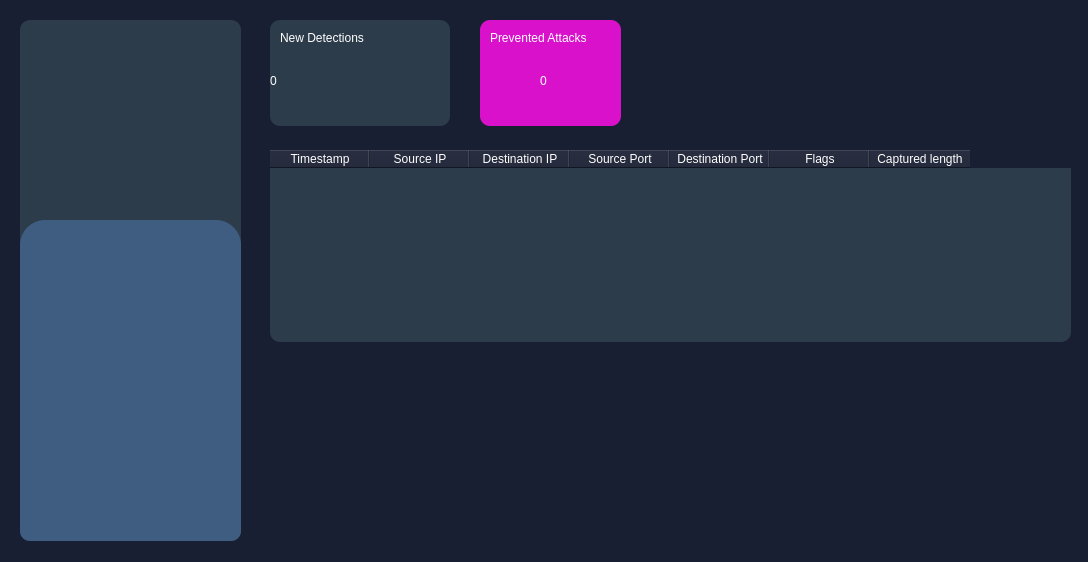
The window that WardenFort/WardenFort/wardenfort.ui (bibumu/WardenFort_Merge) describes before a commit, drawn with Qt 5.
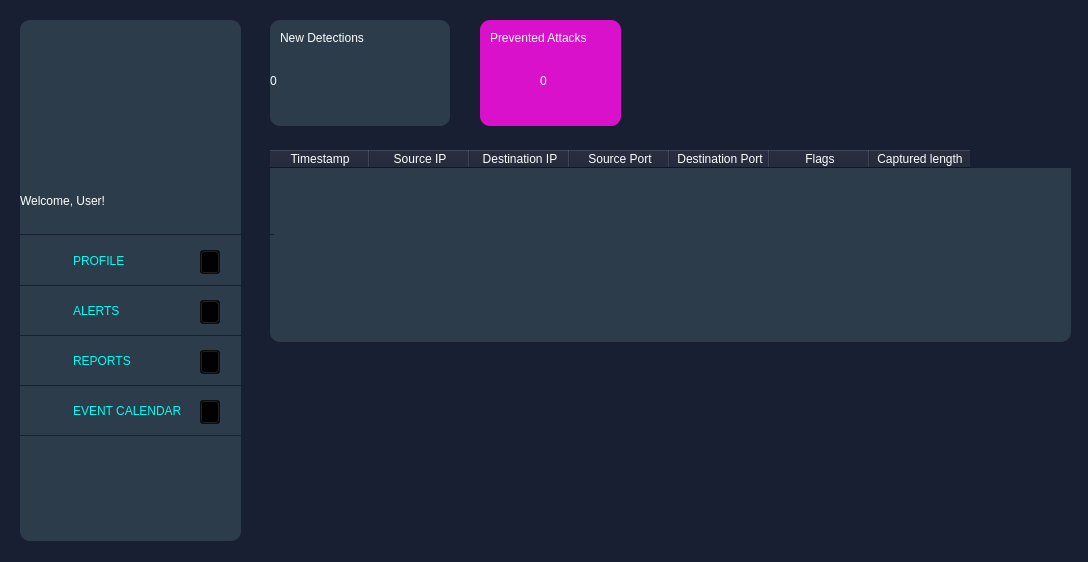
The same window after the commit. Icons and pictures are not drawn.

Diff of the .ui file:
```diff
--- a/WardenFort/WardenFort/wardenfort.ui
+++ b/WardenFort/WardenFort/wardenfort.ui
@@ -60,28 +60,63 @@
     <property name="frameShadow">
      <enum>QFrame::Raised</enum>
     </property>
-    <widget class="QFrame" name="frame_2">
+    <widget class="QLabel" name="frame_5">
+     <property name="geometry">
+      <rect>
+       <x>39</x>
+       <y>18</y>
+       <width>151</width>
+       <height>171</height>
+      </rect>
+     </property>
+     <property name="styleSheet">
+      <string notr="true">background-color: rgba(255, 255, 255, 0);</string>
+     </property>
+     <property name="text">
+      <string/>
+     </property>
+     <property name="pixmap">
+      <pixmap resource="wardenfort.qrc">:/wardenfort/frame.png</pixmap>
+     </property>
+    </widget>
+    <widget class="QLabel" name="welcome_text">
      <property name="geometry">
       <rect>
        <x>0</x>
-       <y>200</y>
+       <y>170</y>
        <width>221</width>
-       <height>321</height>
+       <height>21</height>
       </rect>
      </property>
      <property name="styleSheet">
-      <string notr="true">background-color: rgb(63, 93, 128);
-border-radius: 10px;
-border-top-left-radius: 25px;
-border-top-right-radius: 25px;
-border-bottom-left-radius: 10px;
-border-bottom-right-radius: 10px;</string>
+      <string notr="true">QLabel {
+    qproperty-alignment: AlignCenter;
+	font: 700 12pt &quot;Segoe UI&quot;;
+	color: rgb(255, 255, 255);
+	background-color: rgba(255, 255, 255, 0);
+}</string>
      </property>
-     <property name="frameShape">
-      <enum>QFrame::StyledPanel</enum>
+     <property name="text">
+      <string>Welcome, User!</string>
      </property>
-     <property name="frameShadow">
-      <enum>QFrame::Raised</enum>
+    </widget>
+    <widget class="QLabel" name="wardenfort">
+     <property name="geometry">
+      <rect>
+       <x>8</x>
+       <y>16</y>
+       <width>191</width>
+       <height>16</height>
+      </rect>
+     </property>
+     <property name="styleSheet">
+      <string notr="true">background-color: rgba(255, 255, 255, 0);</string>
+     </property>
+     <property name="text">
+      <string/>
+     </property>
+     <property name="pixmap">
+      <pixmap resource="wardenfort.qrc">:/wardenfort/wardenfort_word (1).png</pixmap>
      </property>
     </widget>
    </widget>
@@ -135,7 +170,7 @@
       <string/>
      </property>
      <property name="pixmap">
-      <pixmap>output-onlinepngtools.png</pixmap>
+      <pixmap>C:/Users/Admin/.designer/backup/output-onlinepngtools.png</pixmap>
      </property>
     </widget>
    </widget>
@@ -303,6 +338,608 @@
      <string>New Detections</string>
     </property>
    </widget>
+   <widget class="Line" name="line_2">
+    <property name="geometry">
+     <rect>
+      <x>10</x>
+      <y>260</y>
+      <width>257</width>
+      <height>50</height>
+     </rect>
+    </property>
+    <property name="styleSheet">
+     <string notr="true">background-color: rgba(255, 255, 255, 0);
+color: rgb(25, 31, 50);</string>
+    </property>
+    <property name="frameShadow">
+     <enum>QFrame::Plain</enum>
+    </property>
+    <property name="lineWidth">
+     <number>0</number>
+    </property>
+    <property name="midLineWidth">
+     <number>50</number>
+    </property>
+    <property name="orientation">
+     <enum>Qt::Horizontal</enum>
+    </property>
+   </widget>
+   <widget class="QLabel" name="report_text">
+    <property name="geometry">
+     <rect>
+      <x>73</x>
+      <y>350</y>
+      <width>60</width>
+      <height>21</height>
+     </rect>
+    </property>
+    <property name="styleSheet">
+     <string notr="true">background-color: rgba(255, 255, 255, 0);
+font: 700 8pt &quot;Segoe UI&quot;;
+color: rgb(1, 253, 245);</string>
+    </property>
+    <property name="text">
+     <string>REPORTS</string>
+    </property>
+   </widget>
+   <widget class="QLabel" name="cal_text">
+    <property name="geometry">
+     <rect>
+      <x>73</x>
+      <y>400</y>
+      <width>121</width>
+      <height>21</height>
+     </rect>
+    </property>
+    <property name="styleSheet">
+     <string notr="true">background-color: rgba(255, 255, 255, 0);
+font: 700 8pt &quot;Segoe UI&quot;;
+color: rgb(1, 253, 245);</string>
+    </property>
+    <property name="text">
+     <string>EVENT CALENDAR</string>
+    </property>
+   </widget>
+   <widget class="Line" name="line_4">
+    <property name="geometry">
+     <rect>
+      <x>10</x>
+      <y>360</y>
+      <width>257</width>
+      <height>50</height>
+     </rect>
+    </property>
+    <property name="styleSheet">
+     <string notr="true">background-color: rgba(255, 255, 255, 0);
+color: rgb(25, 31, 50);</string>
+    </property>
+    <property name="frameShadow">
+     <enum>QFrame::Plain</enum>
+    </property>
+    <property name="lineWidth">
+     <number>0</number>
+    </property>
+    <property name="midLineWidth">
+     <number>50</number>
+    </property>
+    <property name="orientation">
+     <enum>Qt::Horizontal</enum>
+    </property>
+   </widget>
+   <widget class="QPushButton" name="dd4">
+    <property name="geometry">
+     <rect>
+      <x>200</x>
+      <y>400</y>
+      <width>20</width>
+      <height>24</height>
+     </rect>
+    </property>
+    <property name="maximumSize">
+     <size>
+      <width>20</width>
+      <height>24</height>
+     </size>
+    </property>
+    <property name="cursor">
+     <cursorShape>PointingHandCursor</cursorShape>
+    </property>
+    <property name="styleSheet">
+     <string notr="true">QPushButton::indicator {
+    border: none; /* Remove border */
+}
+
+QPushButton {
+    background-color: transparent; /* Remove background color */
+}
+</string>
+    </property>
+    <property name="text">
+     <string/>
+    </property>
+    <property name="icon">
+     <iconset resource="wardenfort.qrc">
+      <normaloff>:/wardenfort/dd1.png</normaloff>:/wardenfort/dd1.png</iconset>
+    </property>
+    <property name="shortcut">
+     <string/>
+    </property>
+   </widget>
+   <widget class="QPushButton" name="dd7">
+    <property name="enabled">
+     <bool>true</bool>
+    </property>
+    <property name="geometry">
+     <rect>
+      <x>200</x>
+      <y>350</y>
+      <width>20</width>
+      <height>24</height>
+     </rect>
+    </property>
+    <property name="maximumSize">
+     <size>
+      <width>20</width>
+      <height>24</height>
+     </size>
+    </property>
+    <property name="cursor">
+     <cursorShape>PointingHandCursor</cursorShape>
+    </property>
+    <property name="styleSheet">
+     <string notr="true">QPushButton::indicator {
+    border: none; /* Remove border */
+}
+
+QPushButton {
+    background-color: transparent; /* Remove background color */
+}
+</string>
+    </property>
+    <property name="text">
+     <string/>
+    </property>
+    <property name="icon">
+     <iconset resource="wardenfort.qrc">
+      <normaloff>:/wardenfort/dd1_rotated.png</normaloff>:/wardenfort/dd1_rotated.png</iconset>
+    </property>
+    <property name="shortcut">
+     <string/>
+    </property>
+   </widget>
+   <widget class="Line" name="line_5">
+    <property name="geometry">
+     <rect>
+      <x>10</x>
+      <y>410</y>
+      <width>257</width>
+      <height>50</height>
+     </rect>
+    </property>
+    <property name="styleSheet">
+     <string notr="true">background-color: rgba(255, 255, 255, 0);
+color: rgb(25, 31, 55);</string>
+    </property>
+    <property name="frameShadow">
+     <enum>QFrame::Plain</enum>
+    </property>
+    <property name="lineWidth">
+     <number>0</number>
+    </property>
+    <property name="midLineWidth">
+     <number>50</number>
+    </property>
+    <property name="orientation">
+     <enum>Qt::Horizontal</enum>
+    </property>
+   </widget>
+   <widget class="Line" name="line_1">
+    <property name="geometry">
+     <rect>
+      <x>17</x>
+      <y>209</y>
+      <width>257</width>
+      <height>50</height>
+     </rect>
+    </property>
+    <property name="styleSheet">
+     <string notr="true">background-color: rgba(255, 255, 255, 0);
+color: rgb(25, 31, 50);</string>
+    </property>
+    <property name="frameShadow">
+     <enum>QFrame::Plain</enum>
+    </property>
+    <property name="lineWidth">
+     <number>0</number>
+    </property>
+    <property name="midLineWidth">
+     <number>50</number>
+    </property>
+    <property name="orientation">
+     <enum>Qt::Horizontal</enum>
+    </property>
+   </widget>
+   <widget class="QPushButton" name="dd1">
+    <property name="geometry">
+     <rect>
+      <x>200</x>
+      <y>250</y>
+      <width>20</width>
+      <height>24</height>
+     </rect>
+    </property>
+    <property name="maximumSize">
+     <size>
+      <width>20</width>
+      <height>24</height>
+     </size>
+    </property>
+    <property name="cursor">
+     <cursorShape>PointingHandCursor</cursorShape>
+    </property>
+    <property name="styleSheet">
+     <string notr="true">QPushButton::indicator {
+    border: none; /* Remove border */
+}
+
+QPushButton {
+    background-color: transparent; /* Remove background color */
+}
+</string>
+    </property>
+    <property name="text">
+     <string/>
+    </property>
+    <property name="icon">
+     <iconset resource="wardenfort.qrc">
+      <normaloff>:/wardenfort/dd1.png</normaloff>:/wardenfort/dd1.png</iconset>
+    </property>
+    <property name="shortcut">
+     <string/>
+    </property>
+   </widget>
+   <widget class="QLabel" name="user_icon">
+    <property name="geometry">
+     <rect>
+      <x>43</x>
+      <y>240</y>
+      <width>30</width>
+      <height>41</height>
+     </rect>
+    </property>
+    <property name="styleSheet">
+     <string notr="true">background-color: rgba(255, 255, 255, 0);</string>
+    </property>
+    <property name="text">
+     <string/>
+    </property>
+    <property name="pixmap">
+     <pixmap resource="wardenfort.qrc">:/wardenfort/user_icon.png</pixmap>
+    </property>
+   </widget>
+   <widget class="QPushButton" name="dd2">
+    <property name="geometry">
+     <rect>
+      <x>200</x>
+      <y>300</y>
+      <width>20</width>
+      <height>24</height>
+     </rect>
+    </property>
+    <property name="maximumSize">
+     <size>
+      <width>20</width>
+      <height>24</height>
+     </size>
+    </property>
+    <property name="cursor">
+     <cursorShape>PointingHandCursor</cursorShape>
+    </property>
+    <property name="styleSheet">
+     <string notr="true">QPushButton::indicator {
+    border: none; /* Remove border */
+}
+
+QPushButton {
+    background-color: transparent; /* Remove background color */
+}
+</string>
+    </property>
+    <property name="text">
+     <string/>
+    </property>
+    <property name="icon">
+     <iconset resource="wardenfort.qrc">
+      <normaloff>:/wardenfort/dd1.png</normaloff>:/wardenfort/dd1.png</iconset>
+    </property>
+    <property name="shortcut">
+     <string/>
+    </property>
+   </widget>
+   <widget class="QLabel" name="profile_text">
+    <property name="geometry">
+     <rect>
+      <x>73</x>
+      <y>250</y>
+      <width>60</width>
+      <height>21</height>
+     </rect>
+    </property>
+    <property name="styleSheet">
+     <string notr="true">background-color: rgba(255, 255, 255, 0);
+font: 700 8pt &quot;Segoe UI&quot;;
+color: rgb(1, 253, 245);</string>
+    </property>
+    <property name="text">
+     <string>PROFILE</string>
+    </property>
+   </widget>
+   <widget class="QLabel" name="cal_icon">
+    <property name="geometry">
+     <rect>
+      <x>40</x>
+      <y>394</y>
+      <width>41</width>
+      <height>31</height>
+     </rect>
+    </property>
+    <property name="styleSheet">
+     <string notr="true">background-color: rgba(255, 255, 255, 0);</string>
+    </property>
+    <property name="text">
+     <string/>
+    </property>
+    <property name="pixmap">
+     <pixmap resource="wardenfort.qrc">:/wardenfort/cal_icon.png</pixmap>
+    </property>
+   </widget>
+   <widget class="QLabel" name="alert_icon">
+    <property name="geometry">
+     <rect>
+      <x>41</x>
+      <y>291</y>
+      <width>21</width>
+      <height>41</height>
+     </rect>
+    </property>
+    <property name="styleSheet">
+     <string notr="true">background-color: rgba(255, 255, 255, 0);</string>
+    </property>
+    <property name="text">
+     <string/>
+    </property>
+    <property name="pixmap">
+     <pixmap resource="wardenfort.qrc">:/wardenfort/notif_icon.png</pixmap>
+    </property>
+   </widget>
+   <widget class="QPushButton" name="dd6">
+    <property name="enabled">
+     <bool>true</bool>
+    </property>
+    <property name="geometry">
+     <rect>
+      <x>200</x>
+      <y>300</y>
+      <width>20</width>
+      <height>24</height>
+     </rect>
+    </property>
+    <property name="maximumSize">
+     <size>
+      <width>20</width>
+      <height>24</height>
+     </size>
+    </property>
+    <property name="cursor">
+     <cursorShape>PointingHandCursor</cursorShape>
+    </property>
+    <property name="styleSheet">
+     <string notr="true">QPushButton::indicator {
+    border: none; /* Remove border */
+}
+
+QPushButton {
+    background-color: transparent; /* Remove background color */
+}
+</string>
+    </property>
+    <property name="text">
+     <string/>
+    </property>
+    <property name="icon">
+     <iconset resource="wardenfort.qrc">
+      <normaloff>:/wardenfort/dd1_rotated.png</normaloff>:/wardenfort/dd1_rotated.png</iconset>
+    </property>
+    <property name="shortcut">
+     <string/>
+    </property>
+   </widget>
+   <widget class="QLabel" name="alert_text">
+    <property name="geometry">
+     <rect>
+      <x>73</x>
+      <y>300</y>
+      <width>60</width>
+      <height>21</height>
+     </rect>
+    </property>
+    <property name="styleSheet">
+     <string notr="true">background-color: rgba(255, 255, 255, 0);
+font: 700 8pt &quot;Segoe UI&quot;;
+color: rgb(1, 253, 245);</string>
+    </property>
+    <property name="text">
+     <string>ALERTS</string>
+    </property>
+   </widget>
+   <widget class="QPushButton" name="dd3">
+    <property name="geometry">
+     <rect>
+      <x>200</x>
+      <y>350</y>
+      <width>20</width>
+      <height>24</height>
+     </rect>
+    </property>
+    <property name="maximumSize">
+     <size>
+      <width>20</width>
+      <height>24</height>
+     </size>
+    </property>
+    <property name="cursor">
+     <cursorShape>PointingHandCursor</cursorShape>
+    </property>
+    <property name="styleSheet">
+     <string notr="true">QPushButton::indicator {
+    border: none; /* Remove border */
+}
+
+QPushButton {
+    background-color: transparent; /* Remove background color */
+}
+</string>
+    </property>
+    <property name="text">
+     <string/>
+    </property>
+    <property name="icon">
+     <iconset resource="wardenfort.qrc">
+      <normaloff>:/wardenfort/dd1.png</normaloff>:/wardenfort/dd1.png</iconset>
+    </property>
+    <property name="shortcut">
+     <string/>
+    </property>
+   </widget>
+   <widget class="QLabel" name="report_icon">
+    <property name="geometry">
+     <rect>
+      <x>40</x>
+      <y>345</y>
+      <width>31</width>
+      <height>31</height>
+     </rect>
+    </property>
+    <property name="styleSheet">
+     <string notr="true">background-color: rgba(255, 255, 255, 0);</string>
+    </property>
+    <property name="text">
+     <string/>
+    </property>
+    <property name="pixmap">
+     <pixmap resource="wardenfort.qrc">:/wardenfort/report_icon.png</pixmap>
+    </property>
+   </widget>
+   <widget class="QPushButton" name="dd5">
+    <property name="enabled">
+     <bool>true</bool>
+    </property>
+    <property name="geometry">
+     <rect>
+      <x>200</x>
+      <y>250</y>
+      <width>20</width>
+      <height>24</height>
+     </rect>
+    </property>
+    <property name="maximumSize">
+     <size>
+      <width>20</width>
+      <height>24</height>
+     </size>
+    </property>
+    <property name="cursor">
+     <cursorShape>PointingHandCursor</cursorShape>
+    </property>
+    <property name="styleSheet">
+     <string notr="true">QPushButton::indicator {
+    border: none; /* Remove border */
+}
+
+QPushButton {
+    background-color: transparent; /* Remove background color */
+}
+</string>
+    </property>
+    <property name="text">
+     <string/>
+    </property>
+    <property name="icon">
+     <iconset resource="wardenfort.qrc">
+      <normaloff>:/wardenfort/dd1_rotated.png</normaloff>:/wardenfort/dd1_rotated.png</iconset>
+    </property>
+    <property name="shortcut">
+     <string/>
+    </property>
+   </widget>
+   <widget class="QPushButton" name="dd8">
+    <property name="enabled">
+     <bool>true</bool>
+    </property>
+    <property name="geometry">
+     <rect>
+      <x>200</x>
+      <y>400</y>
+      <width>20</width>
+      <height>24</height>
+     </rect>
+    </property>
+    <property name="maximumSize">
+     <size>
+      <width>20</width>
+      <height>24</height>
+     </size>
+    </property>
+    <property name="cursor">
+     <cursorShape>PointingHandCursor</cursorShape>
+    </property>
+    <property name="styleSheet">
+     <string notr="true">QPushButton::indicator {
+    border: none; /* Remove border */
+}
+
+QPushButton {
+    background-color: transparent; /* Remove background color */
+}
+</string>
+    </property>
+    <property name="text">
+     <string/>
+    </property>
+    <property name="icon">
+     <iconset resource="wardenfort.qrc">
+      <normaloff>:/wardenfort/dd1_rotated.png</normaloff>:/wardenfort/dd1_rotated.png</iconset>
+    </property>
+    <property name="shortcut">
+     <string/>
+    </property>
+   </widget>
+   <widget class="Line" name="line_3">
+    <property name="geometry">
+     <rect>
+      <x>10</x>
+      <y>310</y>
+      <width>257</width>
+      <height>50</height>
+     </rect>
+    </property>
+    <property name="styleSheet">
+     <string notr="true">background-color: rgba(255, 255, 255, 0);
+color: rgb(25, 31, 50);</string>
+    </property>
+    <property name="frameShadow">
+     <enum>QFrame::Plain</enum>
+    </property>
+    <property name="lineWidth">
+     <number>0</number>
+    </property>
+    <property name="midLineWidth">
+     <number>50</number>
+    </property>
+    <property name="orientation">
+     <enum>Qt::Horizontal</enum>
+    </property>
+   </widget>
    <zorder>frame_3</zorder>
    <zorder>frame</zorder>
    <zorder>frame_4</zorder>
@@ -310,6 +947,27 @@
    <zorder>label_3</zorder>
    <zorder>label</zorder>
    <zorder>label_2</zorder>
+   <zorder>line_2</zorder>
+   <zorder>report_text</zorder>
+   <zorder>cal_text</zorder>
+   <zorder>line_4</zorder>
+   <zorder>dd4</zorder>
+   <zorder>dd7</zorder>
+   <zorder>line_5</zorder>
+   <zorder>line_1</zorder>
+   <zorder>dd1</zorder>
+   <zorder>user_icon</zorder>
+   <zorder>dd2</zorder>
+   <zorder>profile_text</zorder>
+   <zorder>cal_icon</zorder>
+   <zorder>alert_icon</zorder>
+   <zorder>dd6</zorder>
+   <zorder>alert_text</zorder>
+   <zorder>dd3</zorder>
+   <zorder>report_icon</zorder>
+   <zorder>dd5</zorder>
+   <zorder>dd8</zorder>
+   <zorder>line_3</zorder>
   </widget>
  </widget>
  <resources/>
```
Left out of the diff: 6 changed lines with no effect on the pictures.
